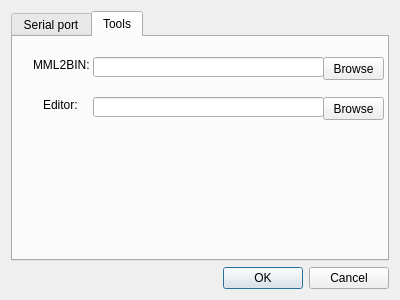
This is src/settings.ui in hiro-otsuka/AVR_MB_Writer as Qt 5 draws it before an edit. The edited form follows.
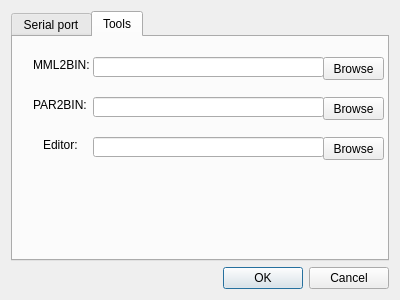
This is the edited form.

```diff
--- a/src/settings.ui
+++ b/src/settings.ui
@@ -172,7 +172,7 @@
        <property name="geometry">
         <rect>
          <x>30</x>
-         <y>60</y>
+         <y>100</y>
          <width>41</width>
          <height>16</height>
         </rect>
@@ -195,7 +195,7 @@
        <property name="geometry">
         <rect>
          <x>80</x>
-         <y>60</y>
+         <y>100</y>
          <width>231</width>
          <height>20</height>
         </rect>
@@ -215,6 +215,42 @@
        </property>
       </widget>
       <widget class="QPushButton" name="btnEditor">
+       <property name="geometry">
+        <rect>
+         <x>310</x>
+         <y>100</y>
+         <width>61</width>
+         <height>23</height>
+        </rect>
+       </property>
+       <property name="text">
+        <string>Browse</string>
+       </property>
+      </widget>
+      <widget class="QLabel" name="lblPAR2BIN">
+       <property name="geometry">
+        <rect>
+         <x>20</x>
+         <y>60</y>
+         <width>61</width>
+         <height>16</height>
+        </rect>
+       </property>
+       <property name="text">
+        <string>PAR2BIN:</string>
+       </property>
+      </widget>
+      <widget class="QLineEdit" name="txtPAR2BIN">
+       <property name="geometry">
+        <rect>
+         <x>80</x>
+         <y>60</y>
+         <width>231</width>
+         <height>20</height>
+        </rect>
+       </property>
+      </widget>
+      <widget class="QPushButton" name="btnPAR2BIN">
        <property name="geometry">
         <rect>
          <x>310</x>
```
